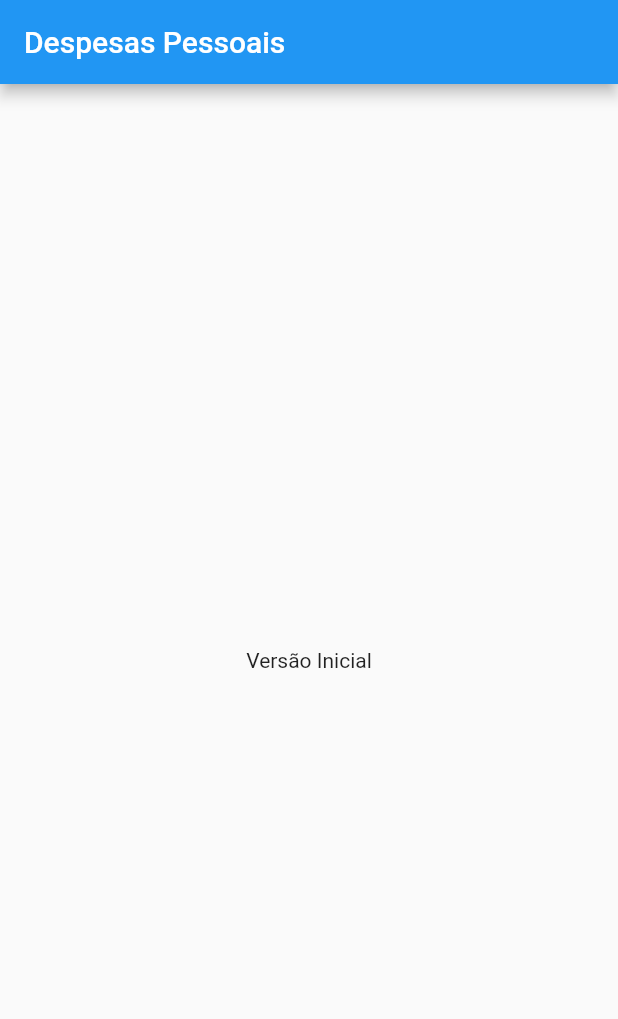
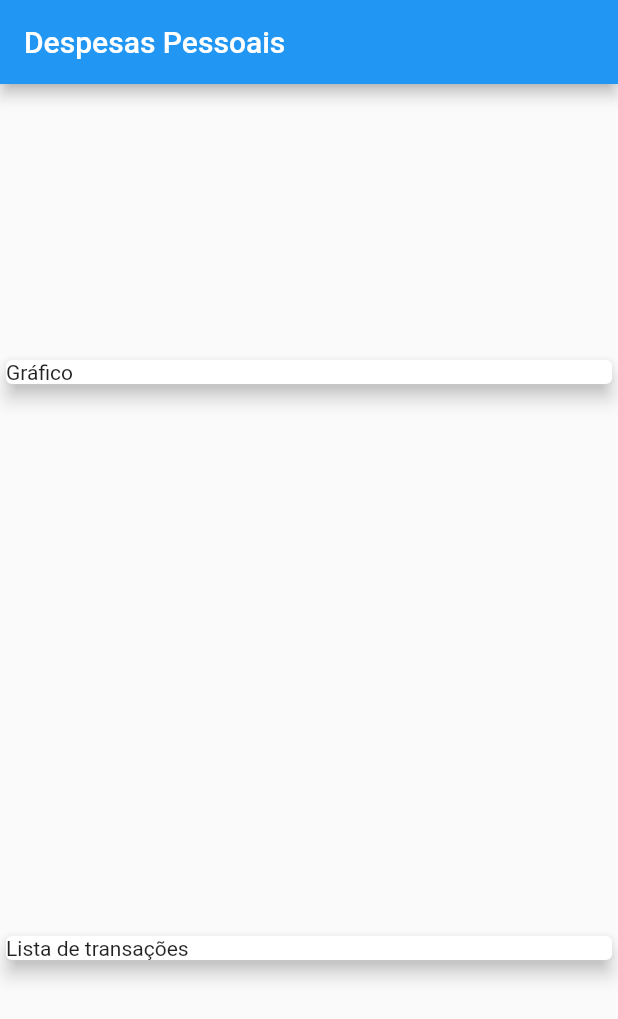
Before and after one commit to alefbispo/app_despesas, a Flutter app: the screen it shows after launch, on a phone screen of 412 x 824 dp. Shown: the top 1019 px of the screen. Run offline on Flutter 3.47's test engine with Material 2 defaults, Android fonts, the phone set to English and light mode, and no system bars.

```diff
--- a/lib/main.dart
+++ b/lib/main.dart
@@ -1,3 +1,4 @@
+import 'package:app_despesas/models/transaction.dart';
 import 'package:flutter/material.dart';
 
 main() {
@@ -14,16 +15,44 @@ class ExpensesaApp extends StatelessWidget {
 }
 
 class MyHomePage extends StatelessWidget {
-  const MyHomePage({Key? key}) : super(key: key);
-
+  MyHomePage({Key? key}) : super(key: key);
+  final _transactions = [
+    Transaction(
+      id: 't1',
+      title: 'Novo Tenis de corrida',
+      value: 310.75,
+      date: DateTime.now(),
+    ),
+    Transaction(
+      id: 't2',
+      title: 'Conta de Luz',
+      value: 211.30,
+      date: DateTime.now(),
+    ),
+  ];
   @override
   Widget build(BuildContext context) {
     return Scaffold(
       appBar: AppBar(
         title: Text('Despesas Pessoais'),
       ),
-      body: Center(
-        child: Text('Versão Inicial'),
+      body: Column(
+        mainAxisAlignment: MainAxisAlignment.spaceAround,
+        crossAxisAlignment: CrossAxisAlignment.stretch,
+        children: const <Widget>[
+          SizedBox(
+            child: Card(
+              elevation: 5,
+              child: Text(
+                'Gráfico',
+              ),
+            ),
+          ),
+          Card(
+            elevation: 5,
+            child: Text('Lista de transações'),
+          ),
+        ],
       ),
     );
   }
```
